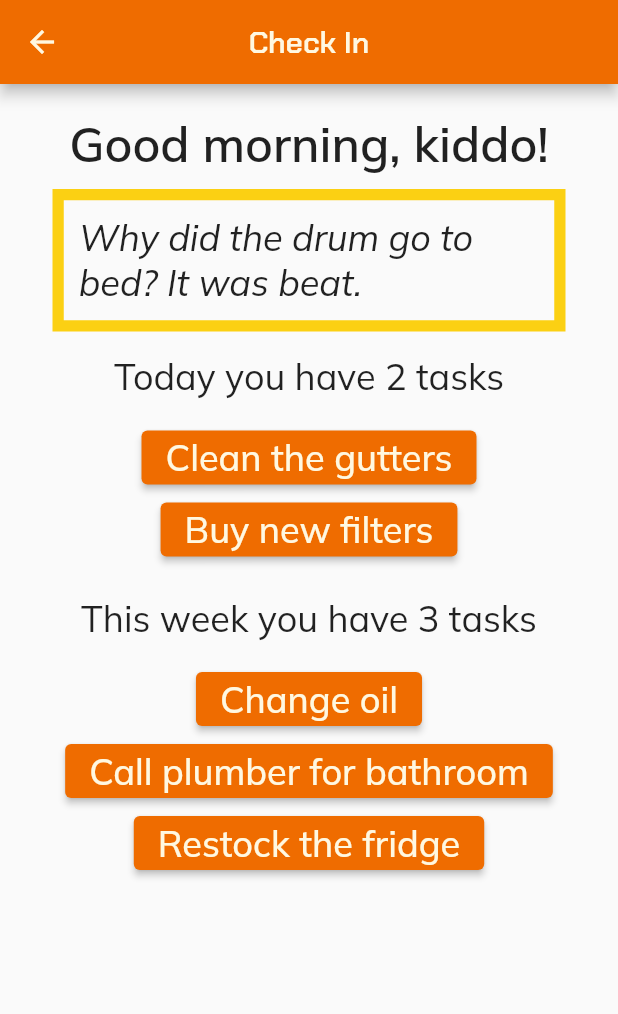
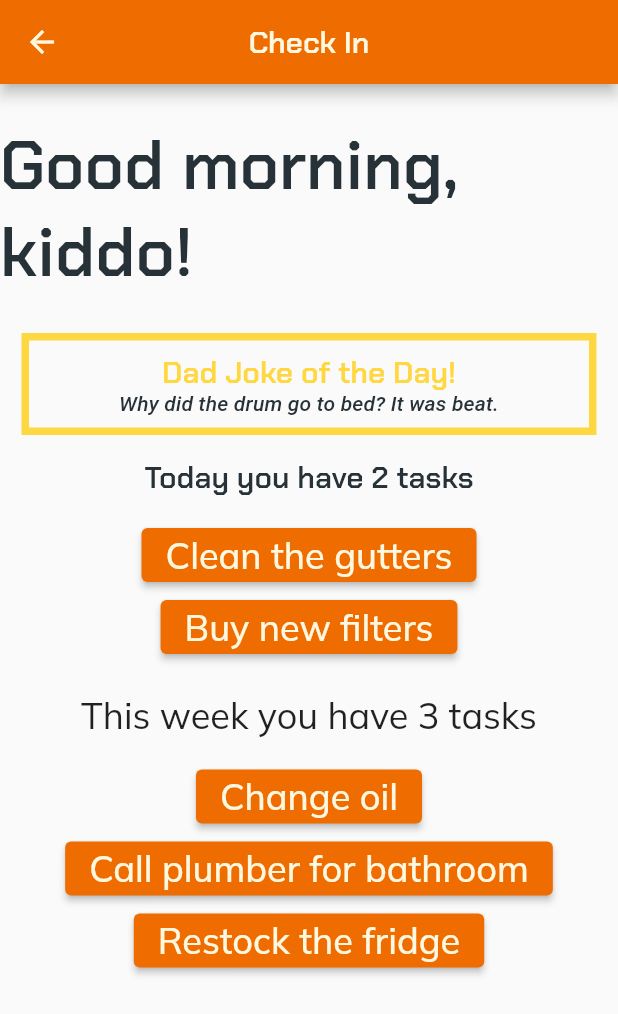
Before and after one commit to PocketDad/pocketdad, a Flutter app: the CheckIn screen opened directly, on a phone screen of 412 x 824 dp. Shown: the top 1014 px of the screen. Run offline on Flutter 3.47's test engine with Material 2 defaults, Android fonts, the phone set to English and light mode, and no system bars; our stand-ins replace flutter_form_builder, flutter_riverpod, form_builder_validators, riverpod_annotation; generated files the repository leaves out were written again; statements that could not run were skipped.

Commit message:
working on check in page

```diff
--- a/lib/features/common/theme.dart
+++ b/lib/features/common/theme.dart
@@ -5,7 +5,7 @@ ColorScheme lightScheme = ColorScheme(
     primary: Color(0xffef6c00),
     onPrimary: Color(0xfffff8e1),
     secondary: Color(0xffffab40),
-    onSecondary: Color(0xfffff8e1),
+    onSecondary: Color(0xffffd740),
     error: Color(0xfffff8e1),
     onError: Color(0xffc62828),
     background: Color(0xfffff8e1),
@@ -16,14 +16,22 @@ ColorScheme lightScheme = ColorScheme(
 
 TextTheme textTheme = ThemeData(fontFamily: "Mulish").textTheme.copyWith(
   displaySmall: TextStyle(
-    fontFamily: "Chakra Petch"
+    fontFamily: "Chakra Petch",
+    fontWeight: FontWeight.bold,
   ),
-  titleLarge: TextStyle(
+  displayMedium: TextStyle(
     fontFamily: "Chakra Petch",
     fontWeight: FontWeight.bold,
   ),
   headlineSmall: TextStyle(
     fontWeight: FontWeight.bold
+  ),
+  titleSmall: TextStyle(
+    fontStyle: FontStyle.italic
+  ),
+  titleLarge: TextStyle(
+    fontWeight: FontWeight.bold,
+    fontFamily: "Chakra Petch",
   )
 );
 
--- a/lib/features/task/presentation/check_in.dart
+++ b/lib/features/task/presentation/check_in.dart
@@ -22,45 +22,55 @@ class CheckIn extends StatelessWidget {
           mainAxisAlignment: MainAxisAlignment.start,
           children: [
             // greeting
-            const Padding(
-              padding: EdgeInsets.fromLTRB(0, 20, 0, 10),
+            Padding(
+              padding: EdgeInsets.symmetric(vertical: 25),
               child: Text(
                 "Good morning, kiddo!",
-                style: TextStyle(
-                  fontSize: 32,
-                  fontWeight: FontWeight.bold,
+                style: Theme.of(context).textTheme.displaySmall?.copyWith(
+                  color: Theme.of(context).colorScheme.onSurface,
                 ),
               ),
             ),
 
             // dad joke of the day
             Container(
-              margin: const EdgeInsets.fromLTRB(35, 0, 35, 10),
-              padding: const EdgeInsets.fromLTRB(10, 10, 10, 10),
+              padding: EdgeInsets.symmetric(vertical: 8, horizontal: 60),
+              margin: EdgeInsets.fromLTRB(10, 0, 10, 10),
               decoration: BoxDecoration(
                 border: Border.all(
-                  color: Color.fromARGB(255, 251, 208, 19),
-                  width: 7.5,
+                  color: Theme.of(context).colorScheme.onSecondary,
+                  width: 5,
                 )
               ),
-              child: const Text(
-                'Why did the drum go to bed? It was beat.',
-                style: TextStyle(
-                  fontSize: 24,
-                  fontStyle: FontStyle.italic
-                )
-              ),
+              child: Column(
+                children: [
+                  Text(
+                    'Dad Joke of the Day!',
+                    style: Theme.of(context).textTheme.titleLarge?.copyWith(
+                      color: Theme.of(context).colorScheme.onSecondary,
+                    )
+                    ,
+                  ),
+                  Text(
+                      'Why did the drum go to bed? It was beat.',
+                      style: Theme.of(context).textTheme.titleSmall?.copyWith(
+                        color: Theme.of(context).colorScheme.onSurface,
+                      )
+                  ),
+                ],
+              )
             ),
 
 
             // today tasks
-            const Padding(
+            Container(
               padding: EdgeInsets.fromLTRB(0, 5, 0, 15),
               child: Text(
                 "Today you have 2 tasks",
-                style: TextStyle(
-                  fontSize: 24,
+                style: Theme.of(context).textTheme.titleLarge?.copyWith(
+                  color: Theme.of(context).colorScheme.onSurface,
                 ),
+                textAlign: TextAlign.left,
               ),
             ),
             ElevatedButton(
```
